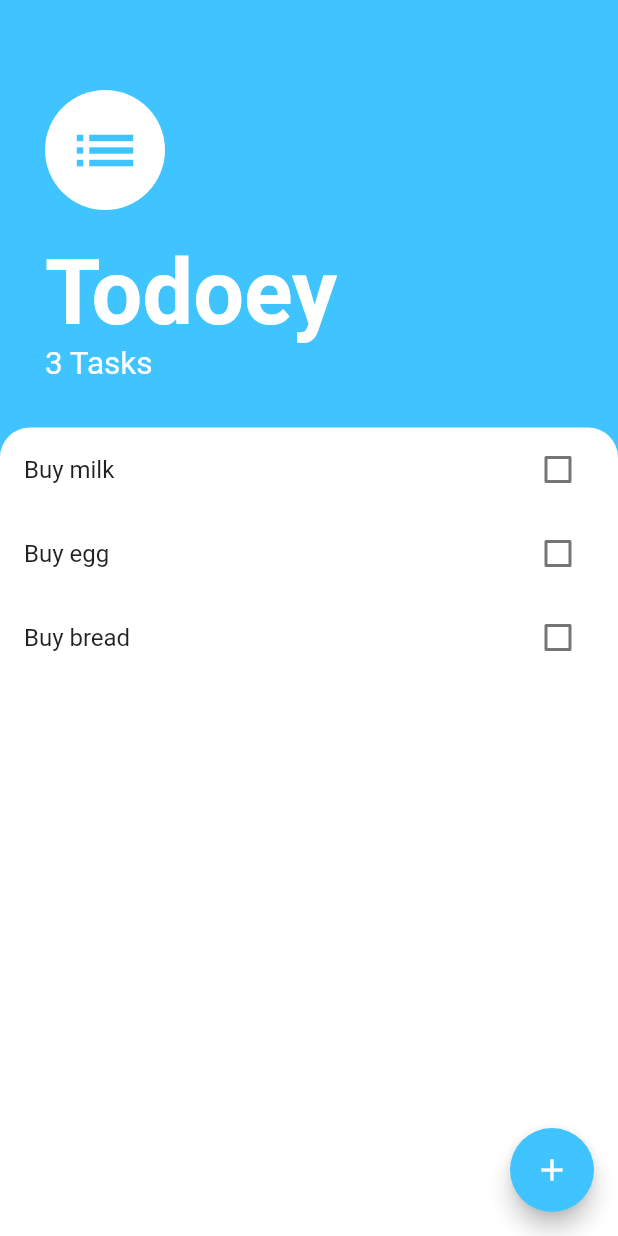
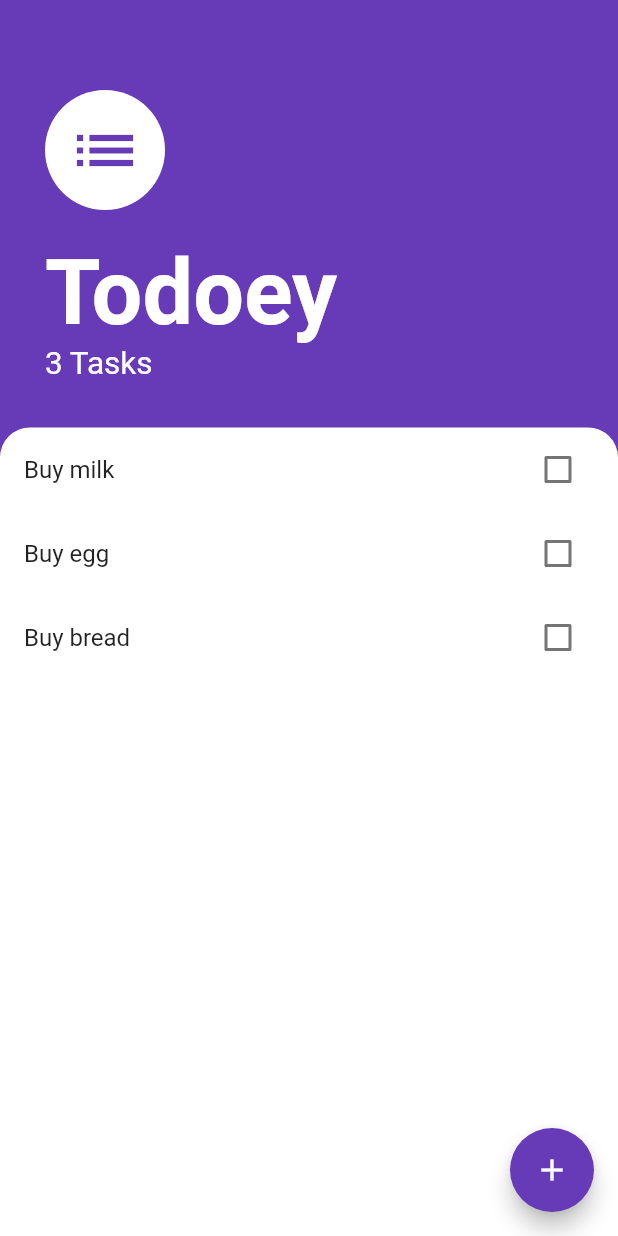
Before and after one commit to emrebingor/todoey-app, a Flutter app: the screen it shows after launch, on a phone screen of 412 x 824 dp. Run offline on Flutter 3.47's test engine with Material 2 defaults, Android fonts, the phone set to English and light mode, and no system bars.

Commit message:
Design changes

```diff
--- a/lib/screens/add_task_screen.dart
+++ b/lib/screens/add_task_screen.dart
@@ -29,7 +29,7 @@ class AddTaskScreen extends StatelessWidget {
               'Add Task',
               textAlign: TextAlign.center,
               style: TextStyle(
-                  color: Colors.lightBlueAccent,
+                  color: Colors.deepPurple,
                   fontSize: 30.0,
                   fontWeight: FontWeight.w400),
             ),
@@ -41,7 +41,7 @@ class AddTaskScreen extends StatelessWidget {
               },
             ),
             TextButton(
-              style: TextButton.styleFrom(backgroundColor: Colors.lightBlueAccent),
+              style: TextButton.styleFrom(backgroundColor: Colors.deepPurple),
               onPressed: () {
                 Provider.of<TaskData>(context, listen: false).addTask(newTaskTitle.toString());
                 Navigator.pop(context);
--- a/lib/screens/task_screen.dart
+++ b/lib/screens/task_screen.dart
@@ -12,9 +12,9 @@ class TaskScreen extends StatelessWidget {
   @override
   Widget build(BuildContext context) {
     return Scaffold(
-      backgroundColor: Colors.lightBlueAccent,
+      backgroundColor: Colors.deepPurple ,
       floatingActionButton: FloatingActionButton(
-        backgroundColor: Colors.lightBlueAccent,
+        backgroundColor: Colors.deepPurple,
         child: Icon(Icons.add),
         onPressed: () {
           showModalBottomSheet(
@@ -45,7 +45,7 @@ class TaskScreen extends StatelessWidget {
                   radius: 40.0,
                   child: Icon(
                     Icons.list,
-                    color: Colors.lightBlueAccent,
+                    color: Colors.deepPurple,
                     size: 50.0,
                   ),
                 ),
--- a/lib/widgets/task_tile.dart
+++ b/lib/widgets/task_tile.dart
@@ -22,7 +22,7 @@ class TaskTile extends StatelessWidget {
             decoration: isChecked ? TextDecoration.lineThrough : null),
       ),
       trailing: Checkbox(
-        activeColor: Colors.lightBlueAccent,
+        activeColor: Colors.deepPurple,
         value: isChecked,
         onChanged: checkboxCallback,
       ),
```
